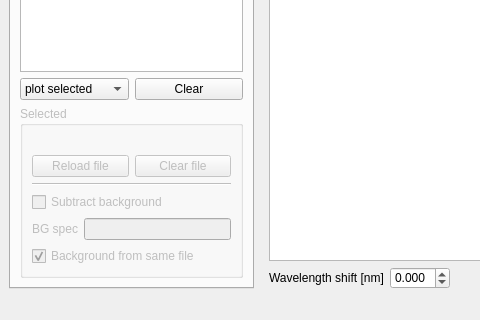
This is OES_toolbox/ui/main.ui in AntoineTUE/OES-toolbox as Qt 5 draws it before an edit; both pictures show x 0 to 480 and y 480 to 800 of the 1280 by 800 pixel window. The edited form follows.
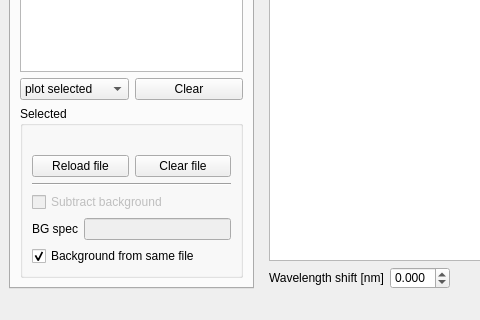
This is the edited form. The open tabs and pages were chosen to show the change. Icons and pictures are not drawn. Custom widgets are drawn as their Qt base class.

The edit to the form file:
```diff
--- a/OES_toolbox/ui/main.ui
+++ b/OES_toolbox/ui/main.ui
@@ -148,7 +148,7 @@
          <item>
           <widget class="QGroupBox" name="spec_info_gbox">
            <property name="enabled">
-            <bool>false</bool>
+            <bool>true</bool>
            </property>
            <property name="title">
             <string>Selected</string>
```
Left out of the diff: 38 changed lines with no effect on the pictures.
